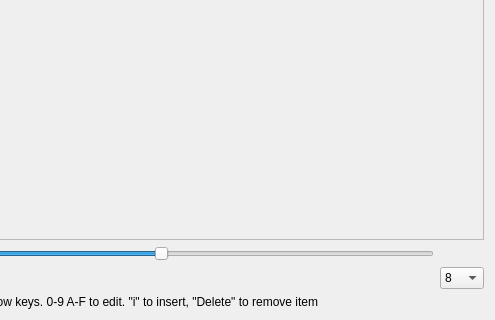
Qt form source/trsedocuments/formhexedit.ui (leuat/TRSE) before a commit; both pictures show x 127 to 622 and y 139 to 459 of the 622 by 459 pixel window.
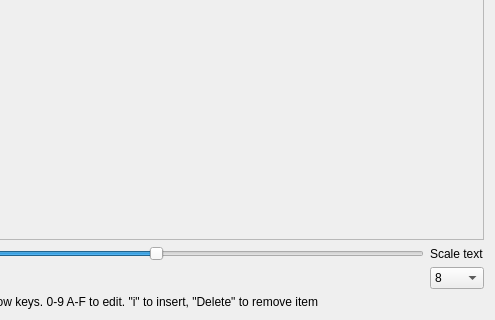
The same form after that commit. Custom widgets are drawn as their Qt base class.

Commit message: Fixed DPI scaling?

What changed in the file:
```diff
--- a/source/trsedocuments/formhexedit.ui
+++ b/source/trsedocuments/formhexedit.ui
@@ -190,6 +190,13 @@
        </property>
       </widget>
      </item>
+     <item row="0" column="1">
+      <widget class="QLabel" name="label_3">
+       <property name="text">
+        <string>Scale text</string>
+       </property>
+      </widget>
+     </item>
     </layout>
    </item>
    <item row="0" column="0">
```
Left out of the diff: 2 changed lines with no effect on the pictures. The commit also changes 1 other file.
